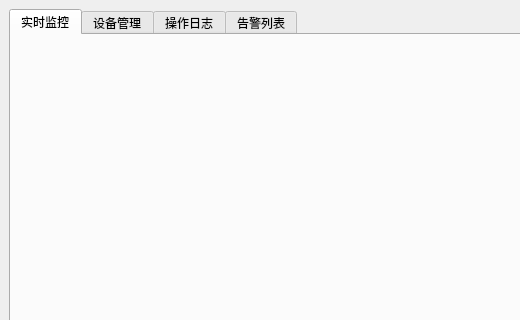
Qt form qt-client/ui/MainWindow.ui (tanhuang2016/scada-demo) before a commit; both pictures show x 0 to 520 and y 0 to 320 of the 1100 by 550 pixel window.
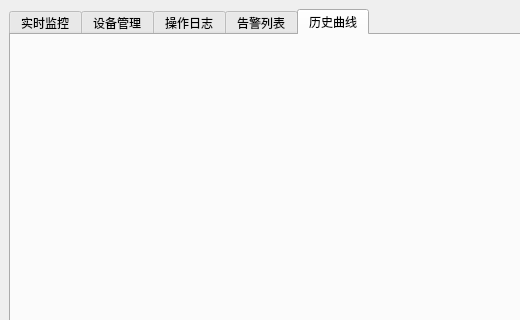
The same form after that commit. The open tabs and pages were chosen to show the change.

Patch:
```diff
--- a/qt-client/ui/MainWindow.ui
+++ b/qt-client/ui/MainWindow.ui
@@ -30,6 +30,11 @@
        <attribute name="title"><string>告警列表</string></attribute>
        <layout class="QVBoxLayout" name="alarmLayout"/>
       </widget>
+      <!-- Tab 5: 历史曲线 -->
+      <widget class="QWidget" name="historyTab">
+       <attribute name="title"><string>历史曲线</string></attribute>
+       <layout class="QVBoxLayout" name="historyLayout"/>
+      </widget>
      </widget>
     </item>
    </layout>
```
